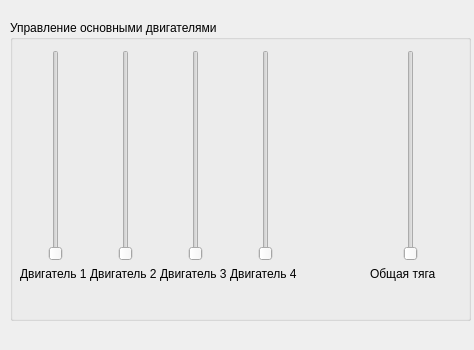
SofiaStepanenkoA/DevPyQt, file scripts/Homework/Practice1/d_engine_settings/Form.ui: the form before one commit.
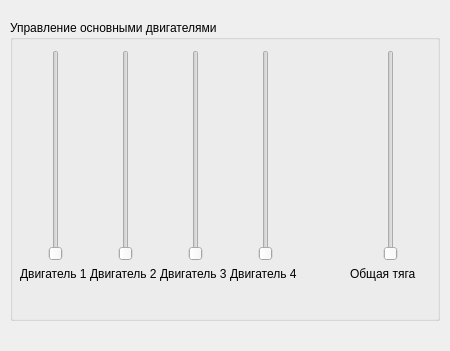
The form after the commit.

The edit to the form file:
```diff
--- a/scripts/Homework/Practice1/d_engine_settings/Form.ui
+++ b/scripts/Homework/Practice1/d_engine_settings/Form.ui
@@ -6,10 +6,16 @@
    <rect>
     <x>0</x>
     <y>0</y>
-    <width>474</width>
-    <height>350</height>
+    <width>450</width>
+    <height>351</height>
    </rect>
   </property>
+  <property name="minimumSize">
+   <size>
+    <width>450</width>
+    <height>300</height>
+   </size>
+  </property>
   <property name="windowTitle">
    <string>Form</string>
   </property>
@@ -18,10 +24,16 @@
     <rect>
      <x>10</x>
      <y>20</y>
-     <width>461</width>
+     <width>430</width>
      <height>301</height>
     </rect>
    </property>
+   <property name="minimumSize">
+    <size>
+     <width>300</width>
+     <height>300</height>
+    </size>
+   </property>
    <property name="title">
     <string>Управление основными двигателями</string>
    </property>
@@ -106,7 +118,7 @@
    <widget class="QWidget" name="verticalLayoutWidget_4">
     <property name="geometry">
      <rect>
-      <x>360</x>
+      <x>340</x>
       <y>30</y>
       <width>81</width>
       <height>231</height>
```
